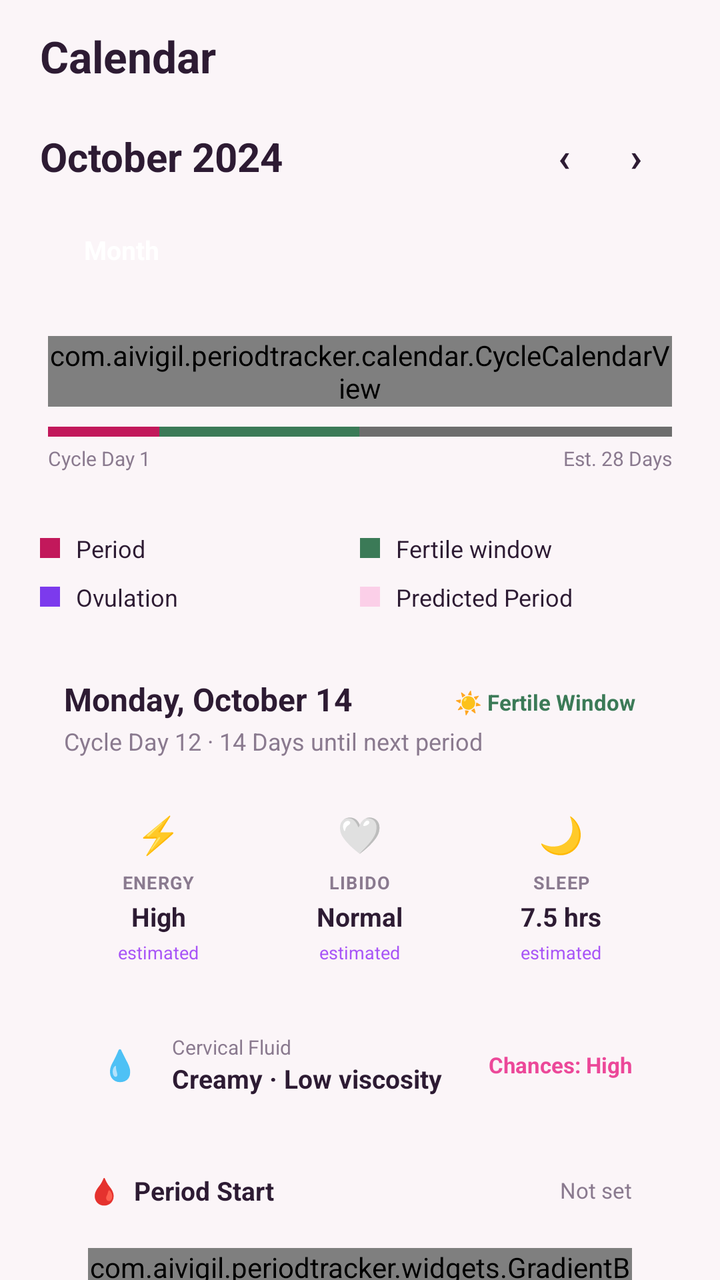
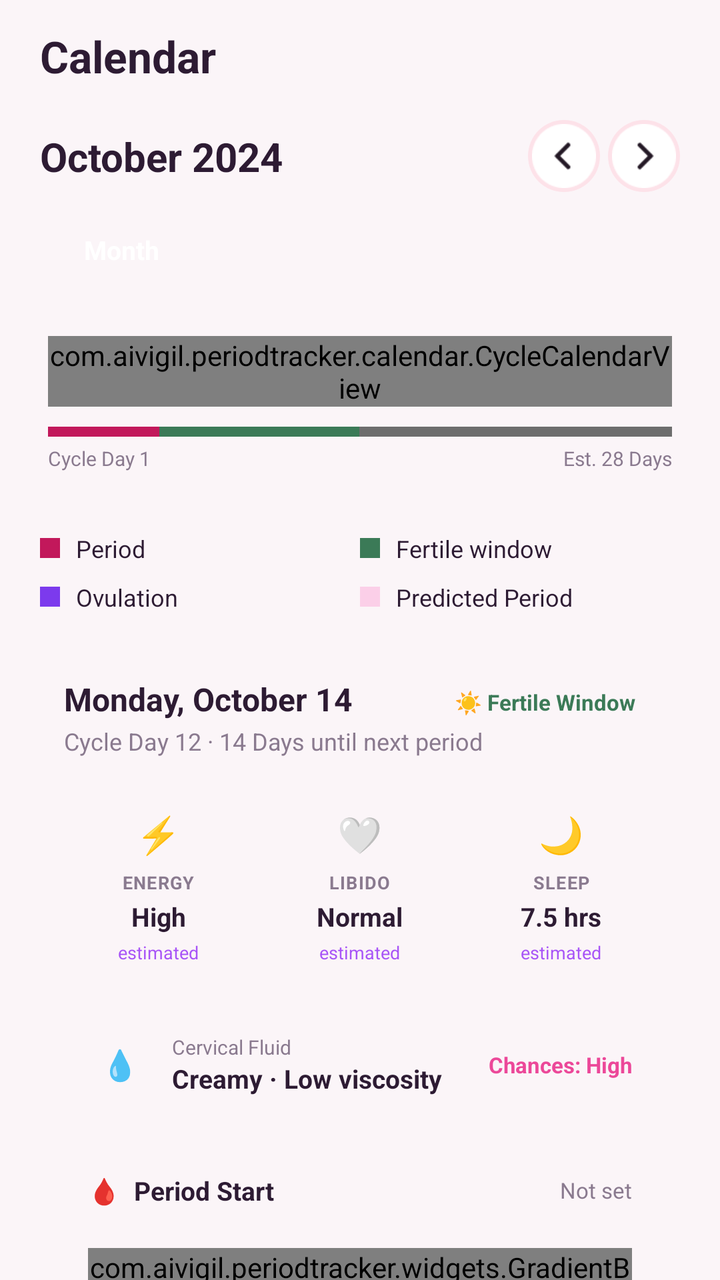

Two renders of the same Android screen: before a commit and after it. Below are the layout's source before the change and the commit's diff.
<!-- AndroidManifest.xml: application theme Theme.PeriodTracker -->
<!-- res/layout/fragment_calendar.xml -->
<?xml version="1.0" encoding="utf-8"?>
<androidx.core.widget.NestedScrollView
    xmlns:android="http://schemas.android.com/apk/res/android"
    xmlns:app="http://schemas.android.com/apk/res-auto"
    android:layout_width="match_parent"
    android:layout_height="match_parent"
    android:fillViewport="true"
    android:background="@color/surface_bg">

    <LinearLayout
        android:layout_width="match_parent"
        android:layout_height="wrap_content"
        android:orientation="vertical"
        android:paddingBottom="24dp">

        
        <androidx.constraintlayout.widget.ConstraintLayout
            android:layout_width="match_parent"
            android:layout_height="56dp"
            android:paddingHorizontal="20dp"
            android:background="@color/surface_bg">
            <TextView
                android:id="@+id/tvCalendarTitle"
                android:layout_width="0dp"
                android:layout_height="wrap_content"
                android:text="Calendar"
                android:textSize="22sp"
                android:textStyle="bold"
                android:textColor="@color/text_primary"
                app:layout_constraintStart_toStartOf="parent"
                app:layout_constraintTop_toTopOf="parent"
                app:layout_constraintBottom_toBottomOf="parent"/>
        </androidx.constraintlayout.widget.ConstraintLayout>

        
        <androidx.constraintlayout.widget.ConstraintLayout
            android:layout_width="match_parent"
            android:layout_height="wrap_content"
            android:paddingHorizontal="20dp"
            android:paddingTop="4dp"
            android:paddingBottom="10dp">

            <TextView
                android:id="@+id/tvMonthYear"
                android:layout_width="wrap_content"
                android:layout_height="wrap_content"
                android:text="October 2024"
                android:textSize="20sp"
                android:textStyle="bold"
                android:textColor="@color/text_primary"
                app:layout_constraintStart_toStartOf="parent"
                app:layout_constraintTop_toTopOf="parent"
                app:layout_constraintBottom_toBottomOf="parent" />

            <View
                android:id="@+id/tvMonthDot"
                android:layout_width="8dp"
                android:layout_height="8dp"
                android:layout_marginStart="6dp"
                app:layout_constraintStart_toEndOf="@id/tvMonthYear"
                app:layout_constraintTop_toTopOf="@id/tvMonthYear"
                app:layout_constraintBottom_toBottomOf="@id/tvMonthYear" />

            <LinearLayout
                android:id="@+id/navRow"
                android:layout_width="wrap_content"
                android:layout_height="36dp"
                android:orientation="horizontal"
                android:gravity="center_vertical"
                android:paddingHorizontal="4dp"
                app:layout_constraintEnd_toEndOf="parent"
                app:layout_constraintTop_toTopOf="parent"
                app:layout_constraintBottom_toBottomOf="parent">
                <TextView
                    android:id="@+id/btnPrevMonth"
                    android:layout_width="36dp"
                    android:layout_height="36dp"
                    android:gravity="center"
                    android:text="‹"
                    android:textSize="20sp"
                    android:textStyle="bold"
                    android:textColor="@color/text_primary" />
                <TextView
                    android:id="@+id/btnNextMonth"
                    android:layout_width="36dp"
                    android:layout_height="36dp"
                    android:gravity="center"
                    android:text="›"
                    android:textSize="20sp"
                    android:textStyle="bold"
                    android:textColor="@color/text_primary" />
            </LinearLayout>
        </androidx.constraintlayout.widget.ConstraintLayout>

        
        <LinearLayout
            android:layout_width="match_parent"
            android:layout_height="wrap_content"
            android:orientation="horizontal"
            android:paddingHorizontal="20dp"
            android:paddingBottom="12dp">
            <TextView
                android:id="@+id/tabMonth"
                android:layout_width="wrap_content"
                android:layout_height="38dp"
                android:gravity="center"
                android:text="Month"
                android:textSize="13sp"
                android:textStyle="bold"
                android:textColor="#FFFFFF"
                android:paddingHorizontal="22dp" />
        </LinearLayout>

        
        <androidx.constraintlayout.widget.ConstraintLayout
            android:id="@+id/calendarCard"
            android:layout_width="match_parent"
            android:layout_height="wrap_content"
            android:layout_marginStart="16dp"
            android:layout_marginEnd="16dp"
            android:paddingHorizontal="8dp"
            android:paddingTop="12dp"
            android:paddingBottom="14dp">

            <com.aivigil.periodtracker.calendar.CycleCalendarView
                android:id="@+id/cycleCalendarView"
                android:layout_width="0dp"
                android:layout_height="wrap_content"
                app:layout_constraintStart_toStartOf="parent"
                app:layout_constraintEnd_toEndOf="parent"
                app:layout_constraintTop_toTopOf="parent" />

            <LinearLayout
                android:id="@+id/cycleProgressBar"
                android:layout_width="0dp"
                android:layout_height="5dp"
                android:layout_marginTop="10dp"
                android:orientation="horizontal"
                android:baselineAligned="false"
                app:layout_constraintStart_toStartOf="parent"
                app:layout_constraintEnd_toEndOf="parent"
                app:layout_constraintTop_toBottomOf="@id/cycleCalendarView">
                <View android:id="@+id/barPeriod"
                    android:layout_width="0dp" android:layout_height="match_parent"
                    android:layout_weight="5" android:background="#C2185B" />
                <View android:id="@+id/barFertile"
                    android:layout_width="0dp" android:layout_height="match_parent"
                    android:layout_weight="9" android:background="@color/cycle_fertile" />
                <View android:id="@+id/barRemaining"
                    android:layout_width="0dp" android:layout_height="match_parent"
                    android:layout_weight="14" android:background="#6D6D6D" />
            </LinearLayout>

            <TextView
                android:id="@+id/tvCycleDay1Label"
                android:layout_width="wrap_content"
                android:layout_height="wrap_content"
                android:layout_marginTop="4dp"
                android:text="Cycle Day 1"
                android:textColor="@color/text_secondary"
                android:textSize="10sp"
                app:layout_constraintStart_toStartOf="parent"
                app:layout_constraintTop_toBottomOf="@id/cycleProgressBar" />

            <TextView
                android:id="@+id/tvEstDaysLabel"
                android:layout_width="wrap_content"
                android:layout_height="wrap_content"
                android:text="Est. 28 Days"
                android:textSize="10sp"
                android:textColor="@color/text_secondary"
                android:layout_marginTop="4dp"
                app:layout_constraintEnd_toEndOf="parent"
                app:layout_constraintTop_toBottomOf="@id/cycleProgressBar" />
        </androidx.constraintlayout.widget.ConstraintLayout>

        
        <LinearLayout
            android:layout_width="match_parent"
            android:layout_height="wrap_content"
            android:layout_marginStart="20dp"
            android:layout_marginEnd="20dp"
            android:layout_marginTop="16dp"
            android:orientation="horizontal">

            <LinearLayout
                android:layout_width="0dp"
                android:layout_height="wrap_content"
                android:layout_weight="1"
                android:orientation="vertical">

                <LinearLayout android:layout_width="wrap_content" android:layout_height="wrap_content"
                    android:orientation="horizontal" android:gravity="center_vertical"
                    android:layout_marginBottom="8dp">
                    <View android:id="@+id/legendPeriodDot"
                        android:layout_width="10dp" android:layout_height="10dp"
                        android:background="#C2185B" />
                    <TextView android:layout_width="wrap_content" android:layout_height="wrap_content"
                        android:text="Period" android:textSize="12sp" android:textColor="@color/text_primary"
                        android:layout_marginStart="8dp" />
                </LinearLayout>

                <LinearLayout android:layout_width="wrap_content" android:layout_height="wrap_content"
                    android:orientation="horizontal" android:gravity="center_vertical">
                    <View android:id="@+id/legendOvulationDot"
                        android:layout_width="10dp" android:layout_height="10dp"
                        android:background="@color/brand_purple_deep" />
                    <TextView android:layout_width="wrap_content" android:layout_height="wrap_content"
                        android:text="Ovulation" android:textSize="12sp" android:textColor="@color/text_primary"
                        android:layout_marginStart="8dp" />
                </LinearLayout>
            </LinearLayout>

            <LinearLayout
                android:layout_width="0dp"
                android:layout_height="wrap_content"
                android:layout_weight="1"
                android:orientation="vertical">

                <LinearLayout android:layout_width="wrap_content" android:layout_height="wrap_content"
                    android:orientation="horizontal" android:gravity="center_vertical"
                    android:layout_marginBottom="8dp">
                    <View android:id="@+id/legendFertileDot"
                        android:layout_width="10dp" android:layout_height="10dp"
                        android:background="@color/cycle_fertile" />
                    <TextView android:layout_width="wrap_content" android:layout_height="wrap_content"
                        android:text="Fertile window" android:textSize="12sp" android:textColor="@color/text_primary"
                        android:layout_marginStart="8dp" />
                </LinearLayout>

                <LinearLayout android:layout_width="wrap_content" android:layout_height="wrap_content"
                    android:orientation="horizontal" android:gravity="center_vertical">
                    <View android:id="@+id/legendPredictedDot"
                        android:layout_width="10dp" android:layout_height="10dp"
                        android:background="@color/cycle_predicted" />
                    <TextView android:layout_width="wrap_content" android:layout_height="wrap_content"
                        android:text="Predicted Period" android:textSize="12sp" android:textColor="@color/text_primary"
                        android:layout_marginStart="8dp" />
                </LinearLayout>
            </LinearLayout>
        </LinearLayout>

        
        <androidx.constraintlayout.widget.ConstraintLayout
            android:id="@+id/selectedDayCard"
            android:layout_width="match_parent"
            android:layout_height="wrap_content"
            android:layout_marginStart="16dp"
            android:layout_marginEnd="16dp"
            android:layout_marginTop="16dp"
            android:padding="16dp">

            <TextView
                android:id="@+id/tvSelectedDayFull"
                android:layout_width="0dp"
                android:layout_height="wrap_content"
                android:text="Monday, October 14"
                android:textSize="16sp"
                android:textStyle="bold"
                android:textColor="@color/text_primary"
                app:layout_constraintStart_toStartOf="parent"
                app:layout_constraintTop_toTopOf="parent"
                app:layout_constraintEnd_toStartOf="@id/tvPhaseBadge" />

            <TextView
                android:id="@+id/tvPhaseBadge"
                android:layout_width="wrap_content"
                android:layout_height="wrap_content"
                android:text="☀ Fertile Window"
                android:textSize="11sp"
                android:textStyle="bold"
                android:textColor="@color/cycle_fertile"
                android:paddingHorizontal="10dp"
                android:paddingVertical="5dp"
                app:layout_constraintEnd_toEndOf="parent"
                app:layout_constraintTop_toTopOf="parent" />

            <TextView
                android:id="@+id/tvSelectedDaySub"
                android:layout_width="0dp"
                android:layout_height="wrap_content"
                android:layout_marginTop="2dp"
                android:text="Cycle Day 12 · 14 Days until next period"
                android:textSize="12sp"
                android:textColor="@color/text_secondary"
                app:layout_constraintStart_toStartOf="parent"
                app:layout_constraintEnd_toEndOf="parent"
                app:layout_constraintTop_toBottomOf="@id/tvSelectedDayFull" />

            
            <LinearLayout
                android:id="@+id/dayStatRow"
                android:layout_width="0dp"
                android:layout_height="wrap_content"
                android:layout_marginTop="14dp"
                android:orientation="horizontal"
                app:layout_constraintStart_toStartOf="parent"
                app:layout_constraintEnd_toEndOf="parent"
                app:layout_constraintTop_toBottomOf="@id/tvSelectedDaySub">

                <LinearLayout android:id="@+id/cardEnergy"
                    android:layout_width="0dp" android:layout_height="wrap_content"
                    android:layout_weight="1" android:layout_marginEnd="6dp"
                    android:orientation="vertical" android:gravity="center" android:padding="12dp">
                    <TextView android:layout_width="wrap_content" android:layout_height="wrap_content"
                        android:text="⚡" android:textSize="18sp" />
                    <TextView android:layout_width="wrap_content" android:layout_height="wrap_content"
                        android:layout_marginTop="6dp" android:text="ENERGY"
                        android:textSize="9sp" android:textStyle="bold" android:letterSpacing="0.05"
                        android:textColor="@color/text_secondary" />
                    <TextView android:id="@+id/tvEnergyValue"
                        android:layout_width="wrap_content" android:layout_height="wrap_content"
                        android:layout_marginTop="2dp" android:text="High"
                        android:textSize="13sp" android:textStyle="bold" android:textColor="@color/text_primary" />
                    <TextView android:id="@+id/tvEnergySource"
                        android:layout_width="wrap_content" android:layout_height="wrap_content"
                        android:layout_marginTop="3dp" android:text="estimated"
                        android:textSize="9sp" android:textColor="#A855F7" />
                </LinearLayout>

                <LinearLayout android:id="@+id/cardLibido"
                    android:layout_width="0dp" android:layout_height="wrap_content"
                    android:layout_weight="1" android:layout_marginEnd="6dp"
                    android:orientation="vertical" android:gravity="center" android:padding="12dp">
                    <TextView android:layout_width="wrap_content" android:layout_height="wrap_content"
                        android:text="🤍" android:textSize="18sp" />
                    <TextView android:layout_width="wrap_content" android:layout_height="wrap_content"
                        android:layout_marginTop="6dp" android:text="LIBIDO"
                        android:textSize="9sp" android:textStyle="bold" android:letterSpacing="0.05"
                        android:textColor="@color/text_secondary" />
                    <TextView android:id="@+id/tvLibidoValue"
                        android:layout_width="wrap_content" android:layout_height="wrap_content"
                        android:layout_marginTop="2dp" android:text="Normal"
                        android:textSize="13sp" android:textStyle="bold" android:textColor="@color/text_primary" />
                    <TextView android:id="@+id/tvLibidoSource"
                        android:layout_width="wrap_content" android:layout_height="wrap_content"
                        android:layout_marginTop="3dp" android:text="estimated"
                        android:textSize="9sp" android:textColor="#A855F7" />
                </LinearLayout>

                <LinearLayout android:id="@+id/cardSleep"
                    android:layout_width="0dp" android:layout_height="wrap_content"
                    android:layout_weight="1"
                    android:orientation="vertical" android:gravity="center" android:padding="12dp">
                    <TextView android:layout_width="wrap_content" android:layout_height="wrap_content"
                        android:text="🌙" android:textSize="18sp" />
                    <TextView android:layout_width="wrap_content" android:layout_height="wrap_content"
                        android:layout_marginTop="6dp" android:text="SLEEP"
                        android:textSize="9sp" android:textStyle="bold" android:letterSpacing="0.05"
                        android:textColor="@color/text_secondary" />
                    <TextView android:id="@+id/tvSleepValue"
                        android:layout_width="wrap_content" android:layout_height="wrap_content"
                        android:layout_marginTop="2dp" android:text="7.5 hrs"
                        android:textSize="13sp" android:textStyle="bold" android:textColor="@color/text_primary" />
                    <TextView android:id="@+id/tvSleepSource"
                        android:layout_width="wrap_content" android:layout_height="wrap_content"
                        android:layout_marginTop="3dp" android:text="estimated"
                        android:textSize="9sp" android:textColor="#A855F7" />
                </LinearLayout>
            </LinearLayout>

            
            <androidx.constraintlayout.widget.ConstraintLayout
                android:id="@+id/cervicalRow"
                android:layout_width="0dp"
                android:layout_height="wrap_content"
                android:layout_marginTop="10dp"
                android:padding="12dp"
                app:layout_constraintStart_toStartOf="parent"
                app:layout_constraintEnd_toEndOf="parent"
                app:layout_constraintTop_toBottomOf="@id/dayStatRow">

                <TextView android:id="@+id/iconCervical"
                    android:layout_width="32dp" android:layout_height="32dp"
                    android:gravity="center" android:text="💧" android:textSize="15sp"
                    app:layout_constraintStart_toStartOf="parent"
                    app:layout_constraintTop_toTopOf="parent"
                    app:layout_constraintBottom_toBottomOf="parent" />

                <LinearLayout
                    android:layout_width="0dp" android:layout_height="wrap_content"
                    android:orientation="vertical" android:layout_marginStart="10dp"
                    app:layout_constraintStart_toEndOf="@id/iconCervical"
                    app:layout_constraintEnd_toStartOf="@id/tvFertilityChance"
                    app:layout_constraintTop_toTopOf="parent"
                    app:layout_constraintBottom_toBottomOf="parent">
                    <TextView android:layout_width="wrap_content" android:layout_height="wrap_content"
                        android:text="Cervical Fluid" android:textSize="10sp" android:textColor="@color/text_secondary" />
                    <TextView android:id="@+id/tvCervicalValue"
                        android:layout_width="wrap_content" android:layout_height="wrap_content"
                        android:text="Creamy · Low viscosity" android:textSize="13sp"
                        android:textStyle="bold" android:textColor="@color/text_primary" />
                </LinearLayout>

                <TextView android:id="@+id/tvFertilityChance"
                    android:layout_width="wrap_content" android:layout_height="wrap_content"
                    android:text="Chances: High" android:textSize="11sp" android:textStyle="bold"
                    android:textColor="#EC4899"
                    app:layout_constraintEnd_toEndOf="parent"
                    app:layout_constraintTop_toTopOf="parent"
                    app:layout_constraintBottom_toBottomOf="parent" />
            </androidx.constraintlayout.widget.ConstraintLayout>

            
            <LinearLayout
                android:id="@+id/periodStartSection"
                android:layout_width="0dp"
                android:layout_height="wrap_content"
                android:layout_marginTop="14dp"
                android:orientation="vertical"
                android:padding="12dp"
                app:layout_constraintStart_toStartOf="parent"
                app:layout_constraintEnd_toEndOf="parent"
                app:layout_constraintTop_toBottomOf="@id/cervicalRow">

                <LinearLayout android:layout_width="match_parent" android:layout_height="wrap_content"
                    android:orientation="horizontal" android:gravity="center_vertical"
                    android:layout_marginBottom="10dp">
                    <TextView android:layout_width="0dp" android:layout_height="wrap_content"
                        android:layout_weight="1" android:text="🩸  Period Start"
                        android:textSize="13sp" android:textStyle="bold" android:textColor="@color/text_primary" />
                    <TextView android:id="@+id/tvPeriodStartStatus"
                        android:layout_width="wrap_content" android:layout_height="wrap_content"
                        android:text="Not set" android:textSize="11sp" android:textColor="@color/text_secondary" />
                </LinearLayout>

                <com.aivigil.periodtracker.widgets.GradientButton
                    android:id="@+id/btnLogPeriodStart"
                    android:layout_width="match_parent"
                    android:layout_height="wrap_content"
                    android:layout_marginTop="10dp"
                    android:text="🩸  Log Period Start" />
            </LinearLayout>

        </androidx.constraintlayout.widget.ConstraintLayout>

        
        <androidx.constraintlayout.widget.ConstraintLayout
            android:id="@+id/dailyTipCard"
            android:layout_width="match_parent"
            android:layout_height="wrap_content"
            android:layout_marginStart="16dp"
            android:layout_marginEnd="16dp"
            android:layout_marginTop="14dp"
            android:padding="14dp">

            <TextView android:id="@+id/ivTipImage"
                android:layout_width="64dp" android:layout_height="64dp"
                android:gravity="center" android:text="🌸" android:textSize="28sp"
                app:layout_constraintStart_toStartOf="parent"
                app:layout_constraintTop_toTopOf="parent"
                app:layout_constraintBottom_toBottomOf="parent" />

            <LinearLayout android:layout_width="0dp" android:layout_height="wrap_content"
                android:orientation="vertical" android:layout_marginStart="12dp"
                app:layout_constraintStart_toEndOf="@id/ivTipImage"
                app:layout_constraintEnd_toEndOf="parent"
                app:layout_constraintTop_toTopOf="parent">
                <TextView android:layout_width="wrap_content" android:layout_height="wrap_content"
                    android:text="DAILY TIP" android:textSize="9sp" android:textStyle="bold"
                    android:letterSpacing="0.08" android:textColor="#EC4899" />
                <TextView android:id="@+id/tvTipTitle"
                    android:layout_width="wrap_content" android:layout_height="wrap_content"
                    android:layout_marginTop="2dp" android:text=""
                    android:textSize="14sp" android:textStyle="bold" android:textColor="@color/text_primary" />
                <TextView android:id="@+id/tvTipBody"
                    android:layout_width="wrap_content" android:layout_height="wrap_content"
                    android:layout_marginTop="4dp" android:text=""
                    android:textSize="11sp" android:textColor="@color/text_secondary"
                    android:maxLines="2" android:ellipsize="end" />
            </LinearLayout>
        </androidx.constraintlayout.widget.ConstraintLayout>

    </LinearLayout>
</androidx.core.widget.NestedScrollView>
<!-- resources referenced by this layout -->
<resources>
  <color name="brand_purple_deep">#7C3AED</color>
  <color name="cycle_fertile">#3B7A57</color>
  <color name="cycle_predicted">#FBCFE8</color>
  <color name="surface_bg">#FBF5F8</color>
  <color name="text_primary">#2D1B33</color>
  <color name="text_secondary">#8A7A8F</color>
  <style name="Theme.PeriodTracker" parent="Base.Theme.PeriodTracker" />
  <style name="Base.Theme.PeriodTracker" parent="Theme.Material3.DayNight.NoActionBar">
          
          <item name="android:windowTranslucentStatus">false</item>
          <item name="android:windowTranslucentNavigation">false</item>
  
          
          <item name="android:windowBackground">@color/surface_bg</item>
          <item name="android:statusBarColor">@color/app_bg</item>
          <item name="android:navigationBarColor">@color/surface_card</item>
          <item name="android:windowLightStatusBar">@bool/light_system_bars</item>
          <item name="android:windowLightNavigationBar" tools:targetApi="27">@bool/light_system_bars</item>
      </style>
  <color name="app_bg">#FDF2F5</color>
  <color name="surface_card">#FFFFFF</color>
</resources>

<!-- the commit's change to res/layout/fragment_calendar.xml (unified diff, before → after) -->
@@ -67,28 +67,35 @@
                 android:layout_height="36dp"
                 android:orientation="horizontal"
                 android:gravity="center_vertical"
-                android:paddingHorizontal="4dp"
                 app:layout_constraintEnd_toEndOf="parent"
                 app:layout_constraintTop_toTopOf="parent"
                 app:layout_constraintBottom_toBottomOf="parent">
-                <TextView
+
+                <ImageView
                     android:id="@+id/btnPrevMonth"
                     android:layout_width="36dp"
                     android:layout_height="36dp"
-                    android:gravity="center"
-                    android:text="‹"
-                    android:textSize="20sp"
-                    android:textStyle="bold"
-                    android:textColor="@color/text_primary" />
-                <TextView
+                    android:padding="2dp"
+                    android:src="@drawable/ic_back"
+                    android:background="@drawable/bg_arrow_shadow"
+                    android:scaleType="centerInside"
+                    android:contentDescription="Previous month" />
+
+                <View
+                    android:layout_width="4dp"
+                    android:layout_height="match_parent" />
+
+                <ImageView
                     android:id="@+id/btnNextMonth"
                     android:layout_width="36dp"
                     android:layout_height="36dp"
-                    android:gravity="center"
-                    android:text="›"
-                    android:textSize="20sp"
-                    android:textStyle="bold"
-                    android:textColor="@color/text_primary" />
+                    android:padding="2dp"
+                    android:src="@drawable/ic_next"
+                    android:background="@drawable/bg_arrow_shadow"
+
+                    android:scaleType="centerInside"
+                    android:contentDescription="Next month" />
+
             </LinearLayout>
         </androidx.constraintlayout.widget.ConstraintLayout>
 
<!-- resource entries referenced after the edit -->
@@ -6,7 +6,22 @@
   <color name="surface_bg">#FBF5F8</color>
   <color name="text_primary">#2D1B33</color>
   <color name="text_secondary">#8A7A8F</color>
+  <!-- drawable bg_arrow_shadow (drawable) -->
+  <?xml version="1.0" encoding="utf-8"?>
+  <shape xmlns:android="http://schemas.android.com/apk/res/android"
+      android:shape="oval">
+  
+      <solid android:color="@color/icon_bg_pink" />
+  
+      <size
+          android:width="32dp"
+          android:height="32dp" />
+  
+  </shape>
+  <!-- drawable ic_back: png bitmap (drawable, 946 bytes) -->
+  <!-- drawable ic_next: png bitmap (drawable, 948 bytes) -->
   <style name="Theme.PeriodTracker" parent="Base.Theme.PeriodTracker" />
+  <color name="icon_bg_pink">#FDE2E9</color>
   <style name="Base.Theme.PeriodTracker" parent="Theme.Material3.DayNight.NoActionBar">
           
           <item name="android:windowTranslucentStatus">false</item>
